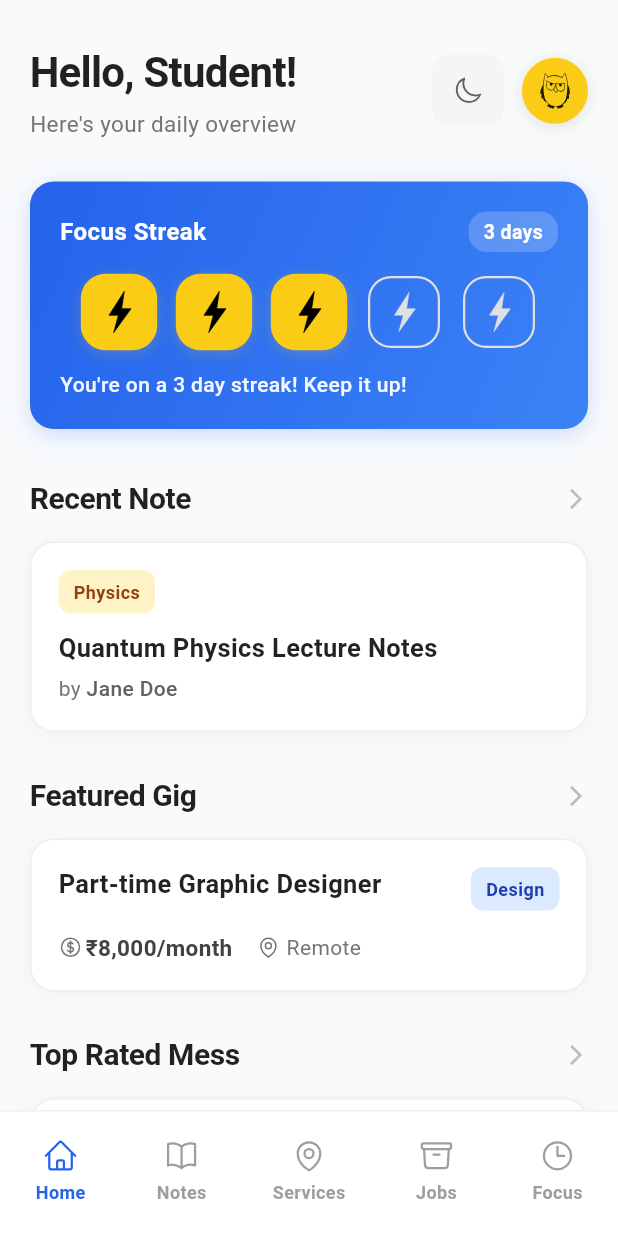
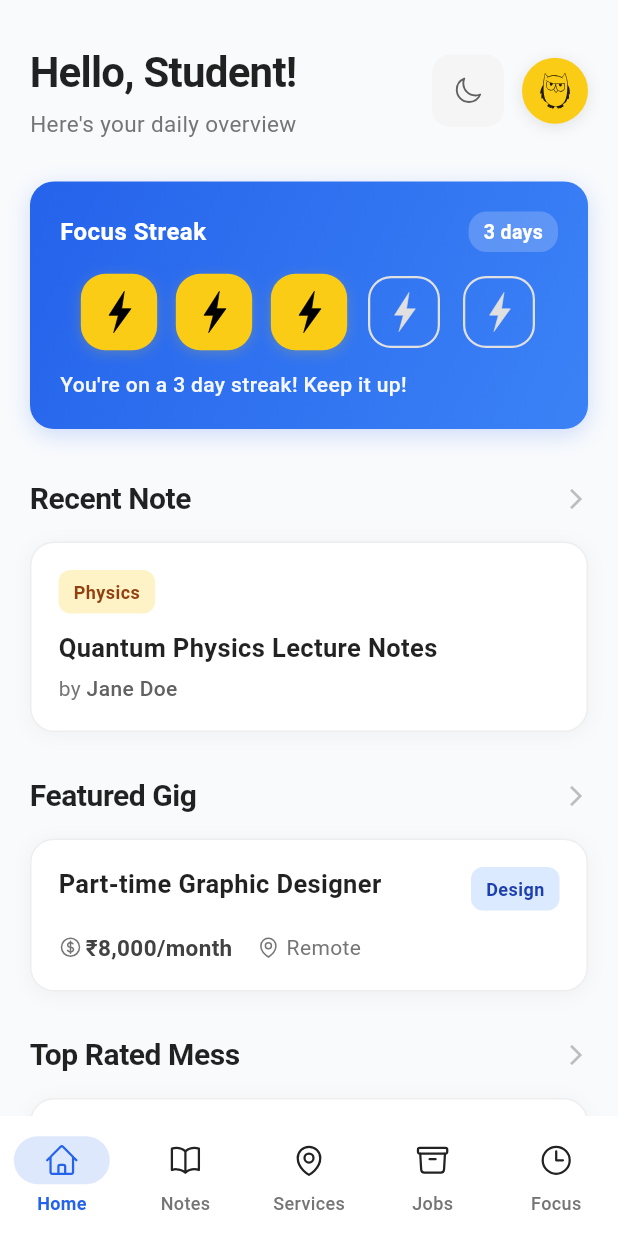
Before and after one commit to barshanpoddar/campusOwl-new, a Flutter app: the screen it shows after launch, on a phone screen of 412 x 824 dp. Run offline on Flutter 3.47's test engine with Material 3 defaults, Android fonts, the phone set to English and light mode, and no system bars; our stand-ins replace flutter_svg, internet_connection_checker, shared_preferences; Roboto replaces fonts that are missing (Poppins).

Commit message:
feat: Implement core application structure with theme management, bottom navigation, and lifecycle handling.

```diff
--- a/lib/main.dart
+++ b/lib/main.dart
@@ -1,6 +1,7 @@
 import 'package:flutter/material.dart';
 import 'package:flutter/services.dart';
 import 'package:provider/provider.dart';
+import 'package:flutter_svg/flutter_svg.dart';
 // home_screen.dart exists (detailed home content); top-level landing page uses `home_page.dart`
 import 'screens/home_screen.dart';
 import 'screens/notes_screen.dart';
@@ -8,8 +9,8 @@ import 'screens/services_screen.dart';
 import 'screens/jobs_screen.dart';
 import 'screens/focus_screen.dart';
 import 'widgets/custom_fab_button.dart';
-import 'widgets/bottom_navigation.dart';
 import 'widgets/custom_alert_dialog.dart';
+import 'constants.dart';
 import 'themes.dart';
 import 'providers/theme_provider.dart';
 import 'screens/splash_screen.dart';
@@ -160,9 +161,9 @@ class _MainPageState extends State<MainPage> with WidgetsBindingObserver {
             children: _screens,
           ),
         ),
-        bottomNavigationBar: BottomNavigation(
-          currentIndex: _selectedIndex,
-          onTap: (index) {
+        bottomNavigationBar: NavigationBar(
+          selectedIndex: _selectedIndex,
+          onDestinationSelected: (index) {
             // collapse any open FABs in screens before switching
             _notesFabKey.currentState?.collapse();
             _servicesFabKey.currentState?.collapse();
@@ -175,6 +176,33 @@ class _MainPageState extends State<MainPage> with WidgetsBindingObserver {
               curve: Curves.easeInOutCubic,
             );
           },
+          destinations: navigationItems.map((item) {
+            return NavigationDestination(
+              icon: item.asset != null
+                  ? SvgPicture.asset(
+                      item.asset!,
+                      width: 24,
+                      height: 24,
+                      colorFilter: ColorFilter.mode(
+                        Theme.of(context).colorScheme.onSurfaceVariant,
+                        BlendMode.srcIn,
+                      ),
+                    )
+                  : Icon(item.icon),
+              selectedIcon: item.asset != null
+                  ? SvgPicture.asset(
+                      item.asset!,
+                      width: 24,
+                      height: 24,
+                      colorFilter: ColorFilter.mode(
+                        Theme.of(context).colorScheme.primary,
+                        BlendMode.srcIn,
+                      ),
+                    )
+                  : Icon(item.icon),
+              label: item.name,
+            );
+          }).toList(),
         ),
       ),
     );
--- a/lib/themes.dart
+++ b/lib/themes.dart
@@ -40,6 +40,37 @@ final ThemeData appThemeLight = ThemeData(
     backgroundColor: Colors.white,
     selectedItemColor: primaryColor,
     unselectedItemColor: Colors.grey,
+  ),
+  navigationBarTheme: NavigationBarThemeData(
+    height: 80,
+    backgroundColor: Colors.white,
+    indicatorColor: primaryColor.withValues(alpha: 0.15),
+    labelTextStyle: WidgetStateProperty.resolveWith((states) {
+      if (states.contains(WidgetState.selected)) {
+        return const TextStyle(
+          fontSize: 12,
+          fontWeight: FontWeight.w600,
+          color: primaryColor,
+        );
+      }
+      return TextStyle(
+        fontSize: 12,
+        fontWeight: FontWeight.w500,
+        color: Colors.grey[600],
+      );
+    }),
+    iconTheme: WidgetStateProperty.resolveWith((states) {
+      if (states.contains(WidgetState.selected)) {
+        return const IconThemeData(
+          size: 24,
+          color: primaryColor,
+        );
+      }
+      return IconThemeData(
+        size: 24,
+        color: Colors.grey[600],
+      );
+    }),
   ),
   textTheme: const TextTheme(
     bodyLarge: TextStyle(color: Colors.black87),
@@ -84,6 +115,37 @@ final ThemeData appThemeDark = ThemeData(
     selectedItemColor: primaryColor,
     unselectedItemColor: Colors.grey[400],
   ),
+  navigationBarTheme: NavigationBarThemeData(
+    height: 80,
+    backgroundColor: Colors.grey[900],
+    indicatorColor: primaryColor.withValues(alpha: 0.2),
+    labelTextStyle: WidgetStateProperty.resolveWith((states) {
+      if (states.contains(WidgetState.selected)) {
+        return const TextStyle(
+          fontSize: 12,
+          fontWeight: FontWeight.w600,
+          color: primaryColor,
+        );
+      }
+      return TextStyle(
+        fontSize: 12,
+        fontWeight: FontWeight.w500,
+        color: Colors.grey[400],
+      );
+    }),
+    iconTheme: WidgetStateProperty.resolveWith((states) {
+      if (states.contains(WidgetState.selected)) {
+        return const IconThemeData(
+          size: 24,
+          color: primaryColor,
+        );
+      }
+      return IconThemeData(
+        size: 24,
+        color: Colors.grey[400],
+      );
+    }),
+  ),
   textTheme: const TextTheme(
     bodyLarge: TextStyle(color: Colors.white70),
     bodyMedium: TextStyle(color: Colors.white70),
```
